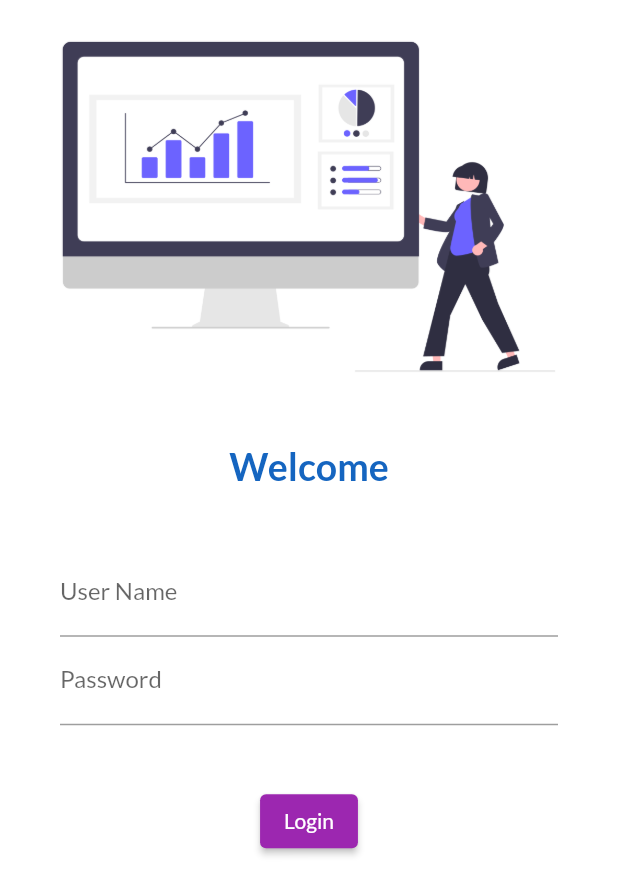
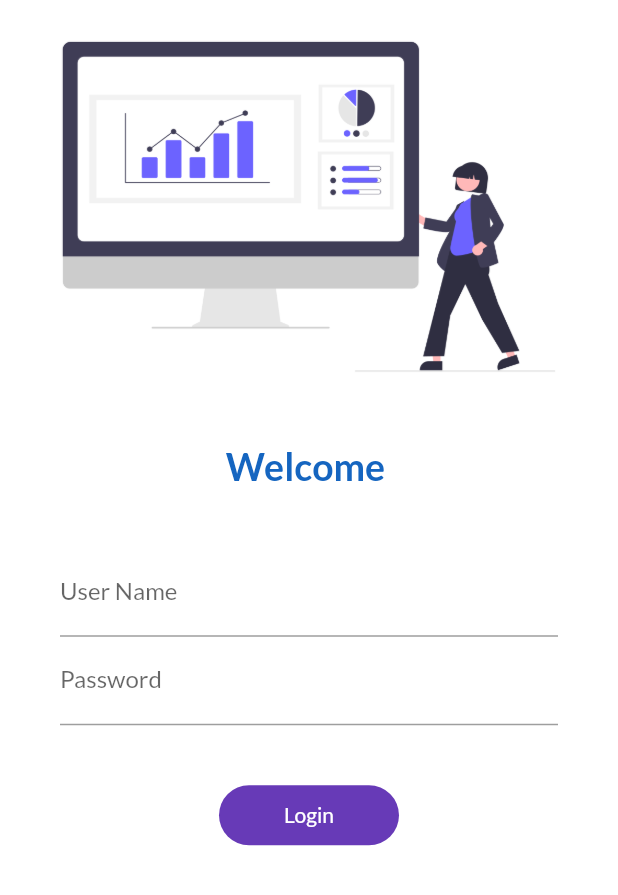
Before and after one commit to royalnaeem/30DaysOfFlutter, a Flutter app: the screen it shows after launch, on a phone screen of 412 x 824 dp. Shown: the top 895 px of the screen. Run offline on Flutter 3.47's test engine with Material 2 defaults, Android fonts, the phone set to English and light mode, and no system bars; our stand-ins replace google_fonts.

Commit message:
Day 8 Completed

```diff
--- a/lib/Pages/login_page.dart
+++ b/lib/Pages/login_page.dart
@@ -1,11 +1,23 @@
+
+
 import 'package:flutter/material.dart';
 import 'package:flutter_catalog/utils/routes.dart';
 
-class loginPage extends StatelessWidget {
+// ignore: camel_case_types
+class loginPage extends StatefulWidget {
+  @override
+  _loginPageState createState() => _loginPageState();
+}
+
+// ignore: camel_case_types
+class _loginPageState extends State<loginPage> {
+  String name = "";
+  bool doAnimation = false;
   @override
   Widget build(BuildContext context) {
     return Material(
       color: Colors.white,
+      child: SingleChildScrollView(
         child: Column(
           children: [
             Image(
@@ -14,7 +26,7 @@ class loginPage extends StatelessWidget {
             ),
             SizedBox(height: 20),
             Text(
-            'Welcome',
+              'Welcome $name',
               style: TextStyle(
                   fontSize: 25.0,
                   fontWeight: FontWeight.bold,
@@ -33,6 +45,10 @@ class loginPage extends StatelessWidget {
                       hintText: 'Enter User Name',
                       labelText: 'User Name',
                     ),
+                    onChanged: (stext) {
+                      name = stext;
+                      setState(() {});
+                    }, //2:14
                   ),
                   TextFormField(
                     obscureText: true,
@@ -44,19 +60,52 @@ class loginPage extends StatelessWidget {
                   SizedBox(
                     height: 40.0,
                   ),
-                ElevatedButton(
-                  child: Text(
-                    'Login',
-                  ),
-                  onPressed: () {
+                  // 2:17 Container , inkwell 2:21:49
+                  InkWell(
+                    onTap: () async {
+                      setState(() {
+                        doAnimation = true;
+                      });
+                      await Future.delayed(Duration(seconds: 1));
                       Navigator.pushNamed(context, MyRoutes.homeRoutes);
                     },
+                    child: AnimatedContainer(
+                      duration: Duration(seconds: 1),
+                      alignment: Alignment.center,
+                      // button animation 2:27:47
+                      width: doAnimation ? 40 : 120,
+                      height: 40,
+                      child: doAnimation
+                          ? Icon(
+                              Icons.done,
+                              color: Colors.white,
+                            )
+                          : Text(
+                              'Login',
+                              style: TextStyle(
+                                color: Colors.white,
+                              ),
+                            ),
+                      decoration: BoxDecoration(
+                        color: Colors.deepPurple,
+                        // button animation 2:27:47
+                        borderRadius: BorderRadius.circular(40),
+                      ),
+                      // ElevatedButton(              //2:17
+                      //   child: Text(
+                      //     'Login',
+                      //   ),
+                      //   onPressed: () {
+                      //     Navigator.pushNamed(context, MyRoutes.homeRoutes);
+                      //   },
+                    ),
                   ),
                 ],
               ),
             ),
           ],
         ),
+      ),
     );
   }
 }
--- a/lib/main.dart
+++ b/lib/main.dart
@@ -1,6 +1,6 @@
 import 'package:flutter/material.dart';
 import 'package:flutter_catalog/Pages/login_page.dart';
-import 'package:flutter_catalog/home_page.dart';
+import 'package:flutter_catalog/Pages/home_page.dart';
 import 'package:flutter_catalog/utils/routes.dart';
 import 'package:google_fonts/google_fonts.dart';
 
```
Also changed, not shown: lib/Pages/home_page.dart (renamed from lib/home_page.dart). Lines whose indentation alone changed are shown as unchanged.
